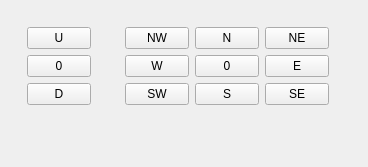
Before: the Qt Designer form Resources/jog.ui in mlampert/Machinekit-Workbench, drawn with Qt 5.
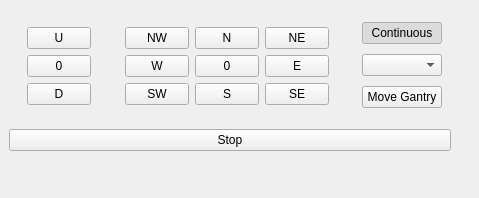
After: the same form once the commit is applied.

Commit message: Added proper close behaviour

```diff
--- a/Resources/jog.ui
+++ b/Resources/jog.ui
@@ -6,8 +6,8 @@
    <rect>
     <x>0</x>
     <y>0</y>
-    <width>368</width>
-    <height>167</height>
+    <width>479</width>
+    <height>198</height>
    </rect>
   </property>
   <property name="windowTitle">
@@ -15,19 +15,6 @@
   </property>
   <widget class="QWidget" name="dockWidgetContents">
    <layout class="QGridLayout" name="gridLayout_3">
-    <item row="0" column="1">
-     <spacer name="horizontalSpacer_2">
-      <property name="orientation">
-       <enum>Qt::Horizontal</enum>
-      </property>
-      <property name="sizeHint" stdset="0">
-       <size>
-        <width>0</width>
-        <height>20</height>
-       </size>
-      </property>
-     </spacer>
-    </item>
     <item row="0" column="0">
      <widget class="QWidget" name="widget_3" native="true">
       <property name="sizePolicy">
@@ -296,7 +283,7 @@
       </layout>
      </widget>
     </item>
-    <item row="1" column="0">
+    <item row="2" column="0">
      <spacer name="verticalSpacer">
       <property name="orientation">
        <enum>Qt::Vertical</enum>
@@ -309,6 +296,58 @@
       </property>
      </spacer>
     </item>
+    <item row="0" column="1">
+     <widget class="QWidget" name="widget_4" native="true">
+      <layout class="QVBoxLayout" name="verticalLayout_2">
+       <item>
+        <widget class="QPushButton" name="jogContinuous">
+         <property name="text">
+          <string>Continuous</string>
+         </property>
+         <property name="checkable">
+          <bool>true</bool>
+         </property>
+         <property name="checked">
+          <bool>true</bool>
+         </property>
+        </widget>
+       </item>
+       <item>
+        <widget class="QComboBox" name="jogDistance"/>
+       </item>
+       <item>
+        <widget class="QPushButton" name="jogGoto">
+         <property name="text">
+          <string>Move Gantry</string>
+         </property>
+         <property name="checkable">
+          <bool>true</bool>
+         </property>
+        </widget>
+       </item>
+      </layout>
+     </widget>
+    </item>
+    <item row="1" column="0" colspan="2">
+     <widget class="QPushButton" name="jogStop">
+      <property name="text">
+       <string>Stop</string>
+      </property>
+     </widget>
+    </item>
+    <item row="0" column="2">
+     <spacer name="horizontalSpacer_2">
+      <property name="orientation">
+       <enum>Qt::Horizontal</enum>
+      </property>
+      <property name="sizeHint" stdset="0">
+       <size>
+        <width>0</width>
+        <height>20</height>
+       </size>
+      </property>
+     </spacer>
+    </item>
    </layout>
   </widget>
  </widget>
```
The commit also changes 1 other file.
